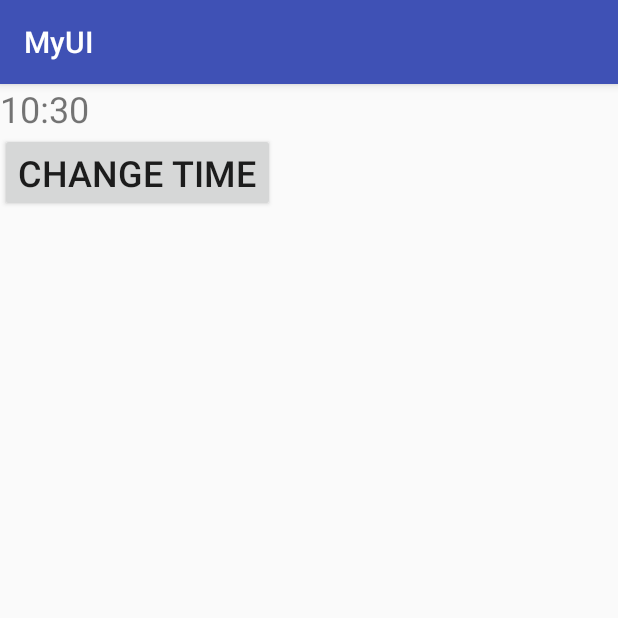
After one commit to YershovAleksandr/Android_015_UI, an Android app: the TimePickerFragmentActivity screen opened directly, with no data from a screen before it, on a phone screen of 412 x 824 dp, the top half of it. The commit adds this screen. Run offline under Robolectric (Android 15) with nearby library versions, the phone set to English and light mode, and no system bars.

Commit message:
UI Time Picker Fragment done

```diff
--- a/MyUI/app/src/main/AndroidManifest.xml
+++ b/MyUI/app/src/main/AndroidManifest.xml
@@ -50,6 +50,7 @@
         <activity android:name=".DatePickerActivity" />
         <activity android:name=".DatePickerFragmentActivity" />
         <activity android:name=".TimePickerActivity" />
+        <activity android:name=".TimePickerFragmentActivity" />
     </application>
 
 </manifest>
--- /dev/null
+++ b/MyUI/app/src/main/java/com/nam/myui/TimePickerFragmentActivity.java
@@ -0,0 +1,98 @@
+package com.nam.myui;
+
+import java.util.Calendar;
+
+import android.app.Dialog;
+import android.app.DialogFragment;
+import android.app.TimePickerDialog;
+import android.app.TimePickerDialog.OnTimeSetListener;
+import android.os.Bundle;
+import android.support.v7.app.AppCompatActivity;
+import android.view.View;
+import android.view.View.OnClickListener;
+import android.widget.Button;
+import android.widget.TextView;
+import android.widget.TimePicker;
+
+public class TimePickerFragmentActivity extends AppCompatActivity implements
+		OnTimeSetListener {
+
+	private TextView mTimeDisplay;
+	private Button mPickTime;
+	private int mHour;
+	private int mMinute;
+
+	@Override
+	public void onCreate(Bundle savedInstanceState) {
+		super.onCreate(savedInstanceState);
+		setContentView(R.layout.uitimepickerfragment);
+
+		// Capture UI elements
+		mTimeDisplay = (TextView) findViewById(R.id.timeDisplay);
+		mPickTime = (Button) findViewById(R.id.pickTime);
+
+		// Set an OnClickListener for the Change the Time Button
+		mPickTime.setOnClickListener(new OnClickListener() {
+			public void onClick(View v) {
+
+				// Create a new DatePickerFragment
+				DialogFragment newFragment = new TimePickerFragment();
+
+				// Display DatePickerFragment
+				newFragment.show(getFragmentManager(), "TimePicker");
+			}
+		});
+
+		Calendar c = Calendar.getInstance();
+		mHour = c.get(Calendar.HOUR_OF_DAY);
+		mMinute = c.get(Calendar.MINUTE);
+
+		updateDisplay();
+	}
+
+	// Callback called when user sets the time
+	@Override
+	public void onTimeSet(TimePicker view, int hourOfDay, int minute) {
+		mHour = hourOfDay;
+		mMinute = minute;
+		updateDisplay();
+	}
+
+	// Update the time String in the TextView
+	private void updateDisplay() {
+		mTimeDisplay.setText(new StringBuilder().append(pad(mHour)).append(":")
+				.append(pad(mMinute)));
+	}
+
+	// Prepends a "0" to 1-digit minutes
+	private static String pad(int c) {
+		if (c >= 10)
+			return String.valueOf(c);
+		else
+			return "0" + String.valueOf(c);
+	}
+
+	public static class TimePickerFragment extends DialogFragment implements OnTimeSetListener {
+
+		@Override
+		public Dialog onCreateDialog(Bundle savedInstanceState) {
+
+			final Calendar c = Calendar.getInstance();
+			int hourOfDay = c.get(Calendar.HOUR_OF_DAY);
+			int minute = c.get(Calendar.MINUTE);
+
+			// Create a new instance of TimePickerDialog and return it
+			return new TimePickerDialog(getActivity(), this, hourOfDay, minute,
+					true);
+
+		}
+
+		// Callback to TimePickerFragmentActivity.onTimeSet() to update the UI
+		@Override
+		public void onTimeSet(TimePicker view, int hourOfDay, int minute) {
+			((OnTimeSetListener) getActivity()).onTimeSet(view, hourOfDay,
+					minute);
+
+		}
+	}
+}
--- a/MyUI/app/src/main/res/layout/activity_main.xml
+++ b/MyUI/app/src/main/res/layout/activity_main.xml
@@ -178,7 +178,7 @@
                 android:id="@+id/button22"
                 android:layout_width="match_parent"
                 android:layout_height="wrap_content"
-                android:text="111111111111111"
+                android:text="Time Picker Fragment"
                 android:textAllCaps="false" />
 
             <Button
--- /dev/null
+++ b/MyUI/app/src/main/res/layout/uitimepickerfragment.xml
@@ -0,0 +1,21 @@
+<?xml version="1.0" encoding="utf-8"?>
+<LinearLayout xmlns:android="http://schemas.android.com/apk/res/android"
+    android:layout_width="wrap_content"
+    android:layout_height="wrap_content"
+    android:orientation="vertical" >
+
+    <TextView
+        android:id="@+id/timeDisplay"
+        android:layout_width="wrap_content"
+        android:layout_height="wrap_content"
+        android:text=""
+        android:textSize="24sp" />
+
+    <Button
+        android:id="@+id/pickTime"
+        android:layout_width="wrap_content"
+        android:layout_height="wrap_content"
+        android:text="@string/change_the_time_string"
+        android:textSize="24sp" />
+
+</LinearLayout>
```
Also changed, not shown: MyUI/app/src/main/java/com/nam/myui/MainActivity.java (+12 -0 lines).
